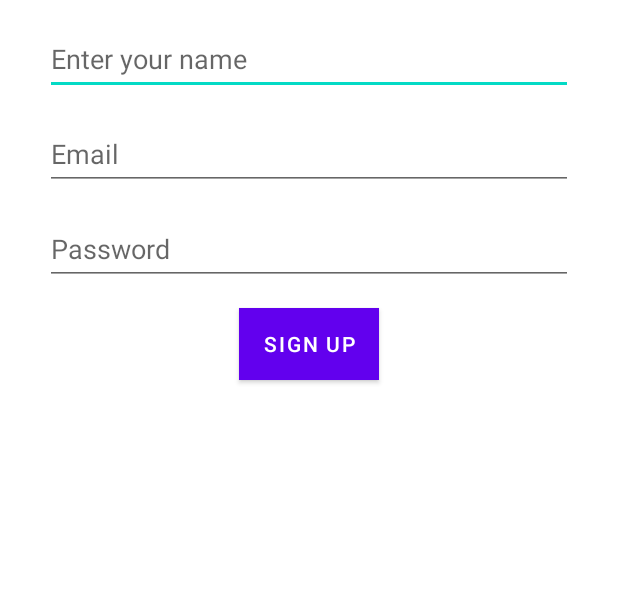
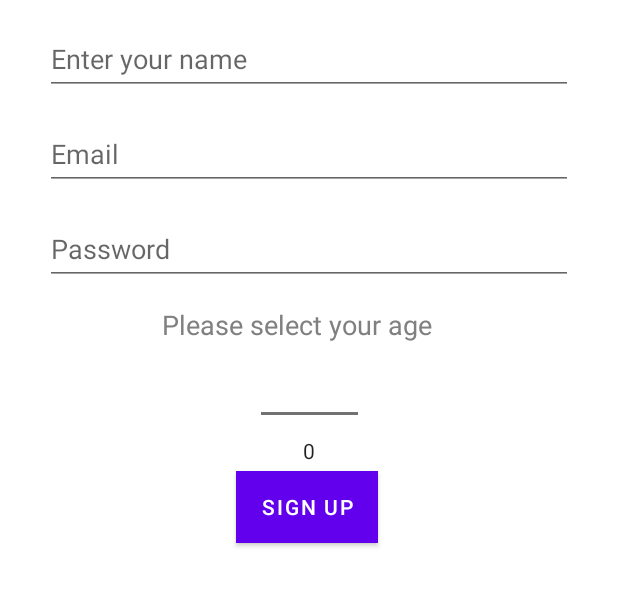
Before and after one commit to desislavahadzhiolova/Groups, an Android app: the SignUp screen opened directly, with no data from a screen before it, after a tap on "SIGN UP", on a phone screen of 412 x 824 dp, the part 389-996 px from its top. Run offline under Robolectric (Android 15) with nearby library versions, the phone set to English and light mode, and no system bars; our stand-ins replace Firebase (no records; nobody signed in at launch, a user with empty details on screens opened directly), Timber; 1 statement that could not run was skipped.

Commit message:
Introduced a number Picker to the SignUp Activity Having issues with the wrap selector not working - currently it shows the keyboard on click. Tried adding a fix to the Number Picker xml that hid the keyboard - scrolling still not working.

```diff
--- a/app/src/main/java/ia/wit/groups_desislavahad/SignUp.kt
+++ b/app/src/main/java/ia/wit/groups_desislavahad/SignUp.kt
@@ -10,6 +10,7 @@ import com.google.firebase.auth.FirebaseAuth
 import com.google.firebase.database.DatabaseReference
 import com.google.firebase.database.FirebaseDatabase
 import ia.wit.groups_desislavahad.actvities.PlacemarkActivity
+import ia.wit.groups_desislavahad.databinding.ActivitySignUpBinding
 import timber.log.Timber
 import timber.log.Timber.i
 
@@ -22,10 +23,17 @@ class SignUp : AppCompatActivity() {
     private lateinit var mAuth: FirebaseAuth
     private lateinit var mDbRef: DatabaseReference
 
+    private lateinit var binding: ActivitySignUpBinding
+
+
     override fun onCreate(savedInstanceState: Bundle?) {
         super.onCreate(savedInstanceState)
         Timber.plant(Timber.DebugTree())
         i("SignUp Activity started.")
+
+        binding = ActivitySignUpBinding.inflate(layoutInflater)
+        val view = binding.root
+        setContentView(view)
         setContentView(R.layout.activity_sign_up)
 
         supportActionBar?.hide()
@@ -42,6 +50,7 @@ class SignUp : AppCompatActivity() {
             val email = addEmail.text.toString()
             val password = addPassword.text.toString()
 
+            setupNumberPicker()
             signUp(name,email, password)
 
         }
@@ -69,4 +78,17 @@ class SignUp : AppCompatActivity() {
         mDbRef.child("user").child(uid).setValue(User(name,email,uid))
     }
 
+    //The wheel is not working, tried multiple fixes
+    //The age was supposed to be only for verification and not saved to the database, for data protection.
+    private fun setupNumberPicker() {
+        val numberPicker = binding.numberPicker
+        numberPicker.minValue = 12
+        numberPicker.maxValue = 99
+        numberPicker.wrapSelectorWheel = false
+        numberPicker.setOnValueChangedListener { picker, oldVal, newVal ->
+            val text = "Age selected $oldVal to $newVal"
+            Toast.makeText(this@SignUp, text, Toast.LENGTH_SHORT).show()
+        }
+    }
+
 }
--- a/app/src/main/res/layout/activity_sign_up.xml
+++ b/app/src/main/res/layout/activity_sign_up.xml
@@ -7,6 +7,21 @@
     android:visibility="visible"
     tools:context=".SignUp"
     tools:visibility="visible">
+
+
+    <NumberPicker
+        android:id="@+id/numberPicker"
+        android:layout_width="wrap_content"
+        android:layout_height="wrap_content"
+        android:layout_below="@+id/textView"
+        android:layout_alignParentStart="true"
+        android:layout_alignParentEnd="true"
+        android:layout_alignParentBottom="true"
+        android:layout_marginStart="174dp"
+        android:layout_marginTop="-40dp"
+        android:layout_marginEnd="173dp"
+
+        android:layout_marginBottom="152dp" />
 
     <ImageView
         android:id="@+id/groups_logo"
@@ -56,12 +71,28 @@
         android:layout_width="wrap_content"
         android:layout_height="wrap_content"
         android:layout_below="@id/add_password"
-        android:layout_centerHorizontal="true"
-        android:layout_marginTop="15dp"
+        android:layout_alignParentStart="true"
+        android:layout_alignParentEnd="true"
+        android:layout_marginStart="157dp"
+        android:layout_marginTop="124dp"
+        android:layout_marginEnd="160dp"
         android:background="@drawable/button_background"
         android:text="Sign Up"
         android:textColor="@color/white" />
 
+    <TextView
+        android:id="@+id/textView"
+        android:layout_width="wrap_content"
+        android:layout_height="wrap_content"
+        android:layout_below="@+id/add_password"
+        android:layout_alignParentStart="true"
+        android:layout_alignParentEnd="true"
+        android:layout_marginStart="108dp"
+        android:layout_marginTop="14dp"
+        android:layout_marginEnd="97dp"
+        android:text="Please select your age"
+        android:textColor="#808080"
+        android:textSize="18sp" />
 
 
 </RelativeLayout>
```
